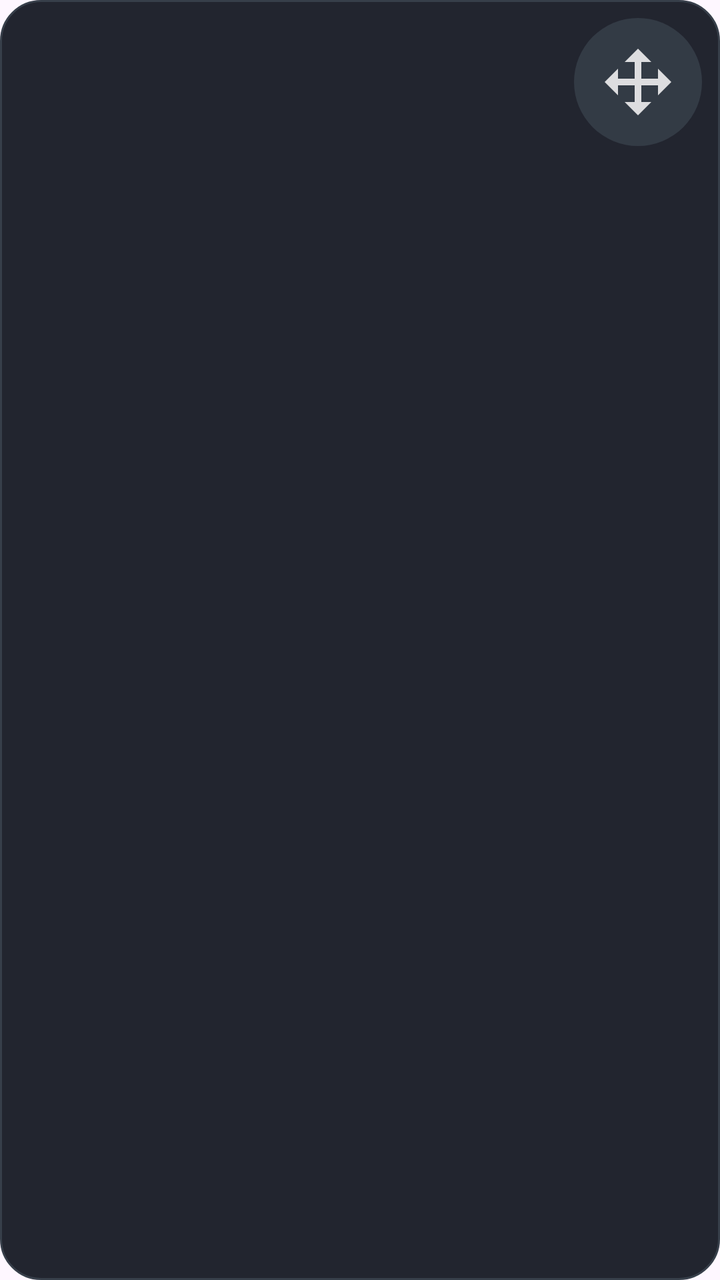
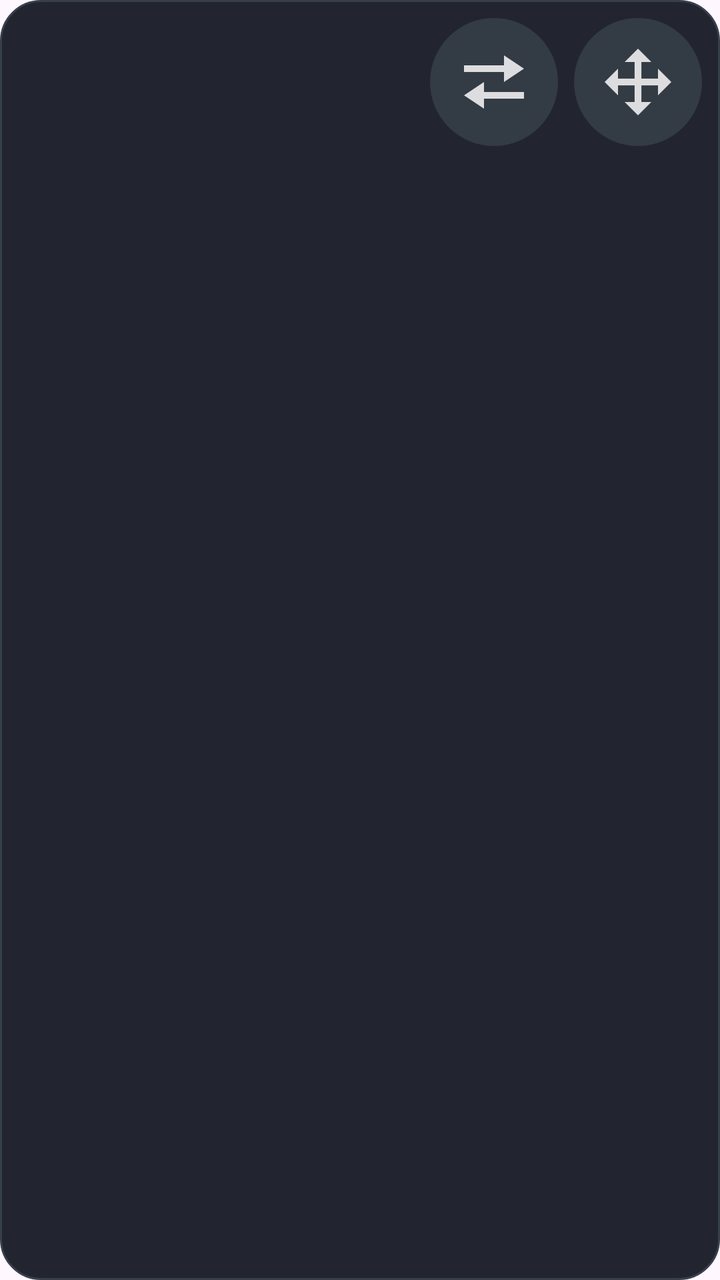

Two renders of the same Android screen: before a commit and after it. Below are the layout's source before the change and the commit's diff.
<!-- AndroidManifest.xml: application theme Theme.RestoreMode -->
<!-- res/layout/tile_embedded_app.xml -->
<?xml version="1.0" encoding="utf-8"?>
<FrameLayout xmlns:android="http://schemas.android.com/apk/res/android"
    android:id="@+id/appWidgetRoot"
    android:layout_width="match_parent"
    android:layout_height="match_parent"
    android:background="@drawable/card_dark_ripple"
    android:clickable="true"
    android:focusable="true">

    <HorizontalScrollView
        android:id="@+id/appWidgetLauncherScroll"
        android:layout_width="match_parent"
        android:layout_height="match_parent"
        android:fillViewport="true"
        android:scrollbars="none">

        <LinearLayout
            android:id="@+id/appWidgetList"
            android:layout_width="wrap_content"
            android:layout_height="match_parent"
            android:gravity="center"
            android:orientation="horizontal"
            android:paddingHorizontal="8dp" />

    </HorizontalScrollView>

    <ImageButton
        android:id="@+id/appWidgetDragHandleLauncher"
        android:layout_width="64dp"
        android:layout_height="64dp"
        android:layout_gravity="top|end"
        android:layout_margin="8dp"
        android:background="@drawable/nav_back_circle_bg"
        android:src="@drawable/ic_drag_handle"
        android:padding="12dp"
        android:scaleType="fitCenter"
        android:alpha="0.85"
        android:visibility="visible"
        android:contentDescription="Перетащить" />

    <LinearLayout
        android:id="@+id/appWidgetControls"
        android:layout_width="wrap_content"
        android:layout_height="wrap_content"
        android:layout_gravity="top|end"
        android:layout_margin="8dp"
        android:orientation="horizontal"
        android:visibility="gone">

        <ImageButton
            android:id="@+id/appWidgetDragHandle"
            android:layout_width="64dp"
            android:layout_height="64dp"
            android:layout_marginEnd="8dp"
            android:background="@drawable/nav_back_circle_bg"
            android:src="@drawable/ic_drag_handle"
            android:padding="12dp"
            android:scaleType="fitCenter"
            android:alpha="0.95"
            android:contentDescription="Перетащить" />

        <ImageButton
            android:id="@+id/appWidgetExpand"
            android:layout_width="64dp"
            android:layout_height="64dp"
            android:layout_marginEnd="8dp"
            android:background="@drawable/nav_back_circle_bg"
            android:src="@drawable/ic_expand"
            android:padding="12dp"
            android:scaleType="fitCenter"
            android:alpha="0.95"
            android:contentDescription="Развернуть" />

        <ImageButton
            android:id="@+id/appWidgetClose"
            android:layout_width="64dp"
            android:layout_height="64dp"
            android:background="@drawable/nav_back_circle_bg"
            android:src="@drawable/ic_close"
            android:padding="12dp"
            android:scaleType="fitCenter"
            android:alpha="0.95"
            android:contentDescription="Закрыть" />

    </LinearLayout>

</FrameLayout>
<!-- resources referenced by this layout -->
<resources>
  <!-- drawable card_dark_ripple (drawable) -->
  <?xml version="1.0" encoding="utf-8"?>
  <ripple xmlns:android="http://schemas.android.com/apk/res/android"
      android:color="#40ffffff">
      <item android:drawable="@drawable/layout_category_bg" />
      <item android:id="@android:id/mask">
          <shape android:shape="rectangle">
              <solid android:color="#ffffffff" />
              <corners android:radius="20dp" />
          </shape>
      </item>
  </ripple>
  <!-- drawable ic_close (drawable) -->
  <?xml version="1.0" encoding="utf-8"?>
  <vector xmlns:android="http://schemas.android.com/apk/res/android"
      android:width="24dp"
      android:height="24dp"
      android:viewportWidth="24"
      android:viewportHeight="24">
      <path
          android:fillColor="#FFFFFF"
          android:pathData="M19,6.41L17.59,5 12,10.59 6.41,5 5,6.41 10.59,12 5,17.59 6.41,19 12,13.41 17.59,19 19,17.59 13.41,12z" />
  </vector>
  <!-- drawable ic_drag_handle (drawable) -->
  <?xml version="1.0" encoding="utf-8"?>
  <vector xmlns:android="http://schemas.android.com/apk/res/android"
      android:width="24dp"
      android:height="24dp"
      android:viewportWidth="24"
      android:viewportHeight="24"
      android:tint="#FFFFFF">
      <path
          android:fillColor="@android:color/white"
          android:pathData="M12,2L8,6h3v5H6V8L2,12l4,4v-3h5v5H8l4,4l4-4h-3v-5h5v3l4-4l-4-4v3h-5V6h3L12,2z" />
  </vector>
  <!-- drawable ic_expand (drawable) -->
  <?xml version="1.0" encoding="utf-8"?>
  <vector xmlns:android="http://schemas.android.com/apk/res/android"
      android:width="24dp"
      android:height="24dp"
      android:viewportWidth="24"
      android:viewportHeight="24">
      <path
          android:fillColor="#FFFFFF"
          android:pathData="M7 14H5v5h5v-2H7v-3zm-2-4h2V7h3V5H5v5zm12 7h-3v2h5v-5h-2v3zM14 5v2h3v3h2V5h-5z" />
  </vector>
  <!-- drawable nav_back_circle_bg (drawable) -->
  <?xml version="1.0" encoding="utf-8"?>
  <shape xmlns:android="http://schemas.android.com/apk/res/android"
      android:shape="oval">
      <solid android:color="#373f4a" />
  </shape>
  <style name="Theme.RestoreMode" parent="Base.Theme.RestoreMode" />
  <!-- drawable layout_category_bg (drawable) -->
  <?xml version="1.0" encoding="UTF-8"?>
  <shape xmlns:android="http://schemas.android.com/apk/res/android">
      <solid android:color="#22252f"/>
      <stroke android:width="1dp" android:color="#373f4a" />
      <corners android:radius="20dp"/>
      <padding android:left="1dp" android:top="1dp" android:right="1dp" android:bottom="1dp" />
  </shape>
  <style name="Base.Theme.RestoreMode" parent="Theme.Material3.DayNight.NoActionBar">
          
          
      </style>
</resources>

<!-- the commit's change to res/layout/tile_embedded_app.xml (unified diff, before → after) -->
@@ -24,19 +24,55 @@
 
     </HorizontalScrollView>
 
-    <ImageButton
-        android:id="@+id/appWidgetDragHandleLauncher"
-        android:layout_width="64dp"
-        android:layout_height="64dp"
+    <TextView
+        android:id="@+id/appWidgetBadge"
+        android:layout_width="wrap_content"
+        android:layout_height="wrap_content"
+        android:layout_gravity="top|start"
+        android:layout_margin="8dp"
+        android:background="@drawable/widget_badge_bg"
+        android:minWidth="24dp"
+        android:gravity="center"
+        android:paddingHorizontal="8dp"
+        android:paddingVertical="2dp"
+        android:textColor="#FFFFFF"
+        android:textSize="16sp"
+        android:textStyle="bold"
+        android:visibility="gone" />
+
+    <LinearLayout
+        android:id="@+id/appWidgetLauncherControls"
+        android:layout_width="wrap_content"
+        android:layout_height="wrap_content"
         android:layout_gravity="top|end"
         android:layout_margin="8dp"
-        android:background="@drawable/nav_back_circle_bg"
-        android:src="@drawable/ic_drag_handle"
-        android:padding="12dp"
-        android:scaleType="fitCenter"
-        android:alpha="0.85"
-        android:visibility="visible"
-        android:contentDescription="Перетащить" />
+        android:orientation="horizontal"
+        android:visibility="visible">
+
+        <ImageButton
+            android:id="@+id/appWidgetSwapLauncher"
+            android:layout_width="64dp"
+            android:layout_height="64dp"
+            android:layout_marginEnd="8dp"
+            android:background="@drawable/nav_back_circle_bg"
+            android:src="@drawable/ic_swap"
+            android:padding="12dp"
+            android:scaleType="fitCenter"
+            android:alpha="0.85"
+            android:contentDescription="Обмен приложениями" />
+
+        <ImageButton
+            android:id="@+id/appWidgetDragHandleLauncher"
+            android:layout_width="64dp"
+            android:layout_height="64dp"
+            android:background="@drawable/nav_back_circle_bg"
+            android:src="@drawable/ic_drag_handle"
+            android:padding="12dp"
+            android:scaleType="fitCenter"
+            android:alpha="0.85"
+            android:contentDescription="Перетащить" />
+
+    </LinearLayout>
 
     <LinearLayout
         android:id="@+id/appWidgetControls"
@@ -72,6 +108,18 @@
             android:contentDescription="Развернуть" />
 
         <ImageButton
+            android:id="@+id/appWidgetSwap"
+            android:layout_width="64dp"
+            android:layout_height="64dp"
+            android:layout_marginEnd="8dp"
+            android:background="@drawable/nav_back_circle_bg"
+            android:src="@drawable/ic_swap"
+            android:padding="12dp"
+            android:scaleType="fitCenter"
+            android:alpha="0.95"
+            android:contentDescription="Обмен приложениями" />
+
+        <ImageButton
             android:id="@+id/appWidgetClose"
             android:layout_width="64dp"
             android:layout_height="64dp"
<!-- resource entries referenced after the edit -->
@@ -46,11 +46,29 @@
           android:fillColor="#FFFFFF"
           android:pathData="M7 14H5v5h5v-2H7v-3zm-2-4h2V7h3V5H5v5zm12 7h-3v2h5v-5h-2v3zM14 5v2h3v3h2V5h-5z" />
   </vector>
+  <!-- drawable ic_swap (drawable) -->
+  <?xml version="1.0" encoding="utf-8"?>
+  <vector xmlns:android="http://schemas.android.com/apk/res/android"
+      android:width="24dp"
+      android:height="24dp"
+      android:viewportWidth="24"
+      android:viewportHeight="24">
+      <path
+          android:fillColor="#FFFFFF"
+          android:pathData="M3,7h12v-3l6,4l-6,4v-3H3z M21,17H9v3l-6,-4l6,-4v3h12z" />
+  </vector>
   <!-- drawable nav_back_circle_bg (drawable) -->
   <?xml version="1.0" encoding="utf-8"?>
   <shape xmlns:android="http://schemas.android.com/apk/res/android"
       android:shape="oval">
       <solid android:color="#373f4a" />
+  </shape>
+  <!-- drawable widget_badge_bg (drawable) -->
+  <?xml version="1.0" encoding="utf-8"?>
+  <shape xmlns:android="http://schemas.android.com/apk/res/android"
+      android:shape="rectangle">
+      <solid android:color="#B3000000" />
+      <corners android:radius="10dp" />
   </shape>
   <style name="Theme.RestoreMode" parent="Base.Theme.RestoreMode" />
   <!-- drawable layout_category_bg (drawable) -->
